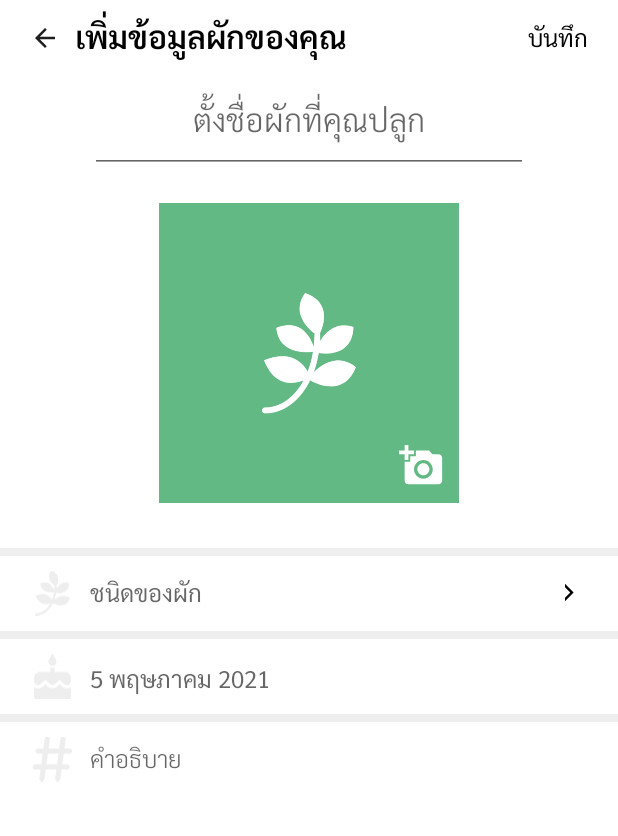
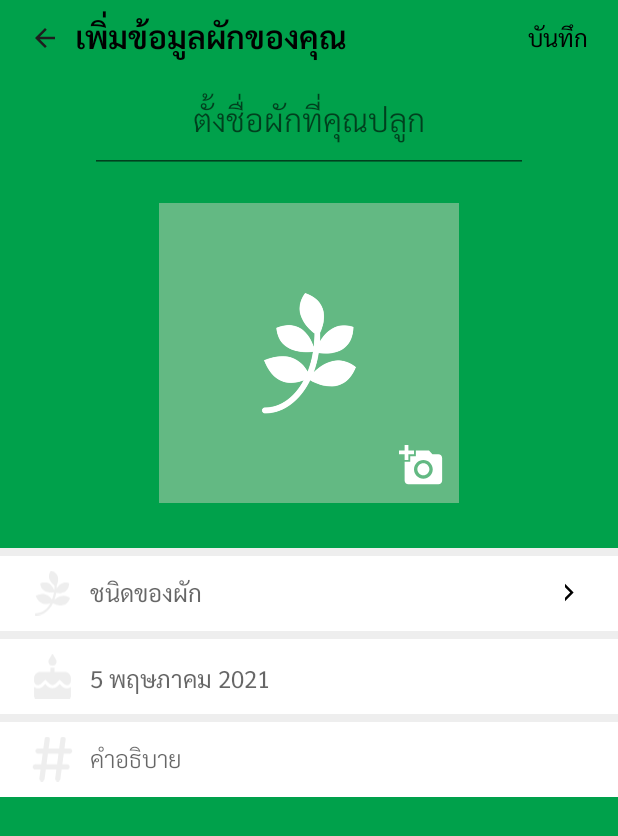
Before and after one commit to realmilkmiuku/mobile-app-haadpluok, an Android app: the AddPlantActivity screen opened directly, with no data from a screen before it, on a phone screen of 412 x 824 dp. Shown: the top 836 px of the screen. Run offline under Robolectric (Android 15) with nearby library versions, the phone set to English and light mode, and no system bars; libraries missing offline, so code that uses them is left out: com.karumi.dexter; pictures from the network do not load.

Commit message:
#Change color - layout - AddPlantActivity

```diff
--- a/app/src/main/res/layout/activity_add_plant.xml
+++ b/app/src/main/res/layout/activity_add_plant.xml
@@ -5,6 +5,7 @@
     xmlns:tools="http://schemas.android.com/tools"
     android:layout_width="match_parent"
     android:layout_height="match_parent"
+    android:background="@color/green3"
     tools:context=".view.activities.AddPlantActivity">
 
     <LinearLayout
```
